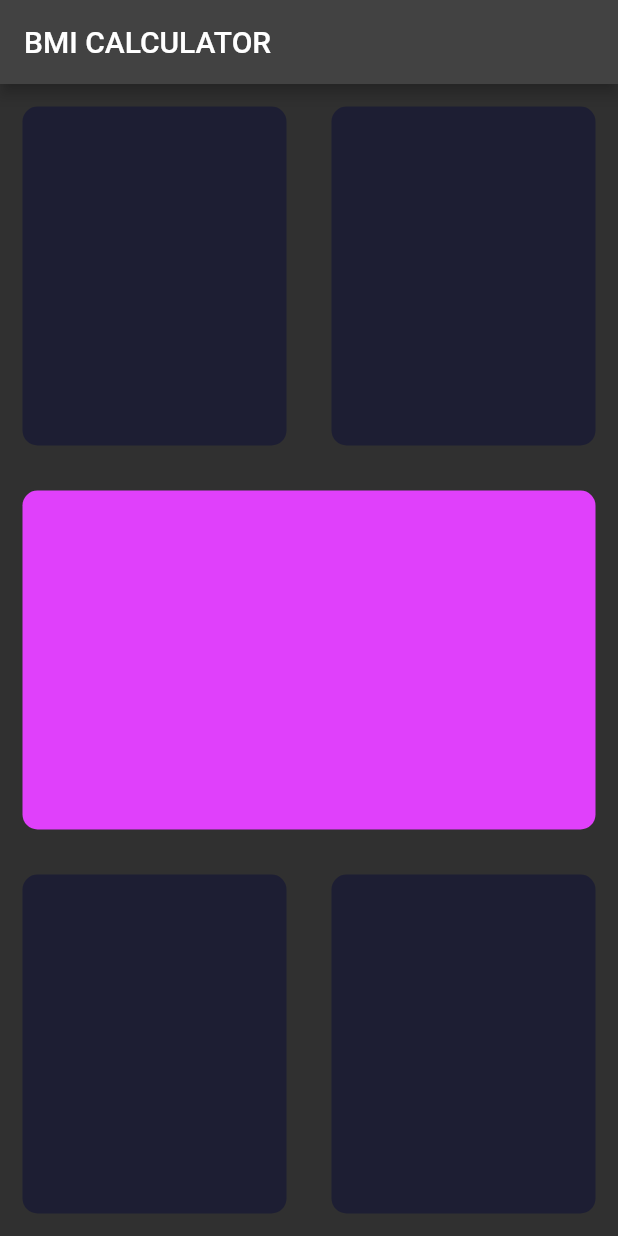
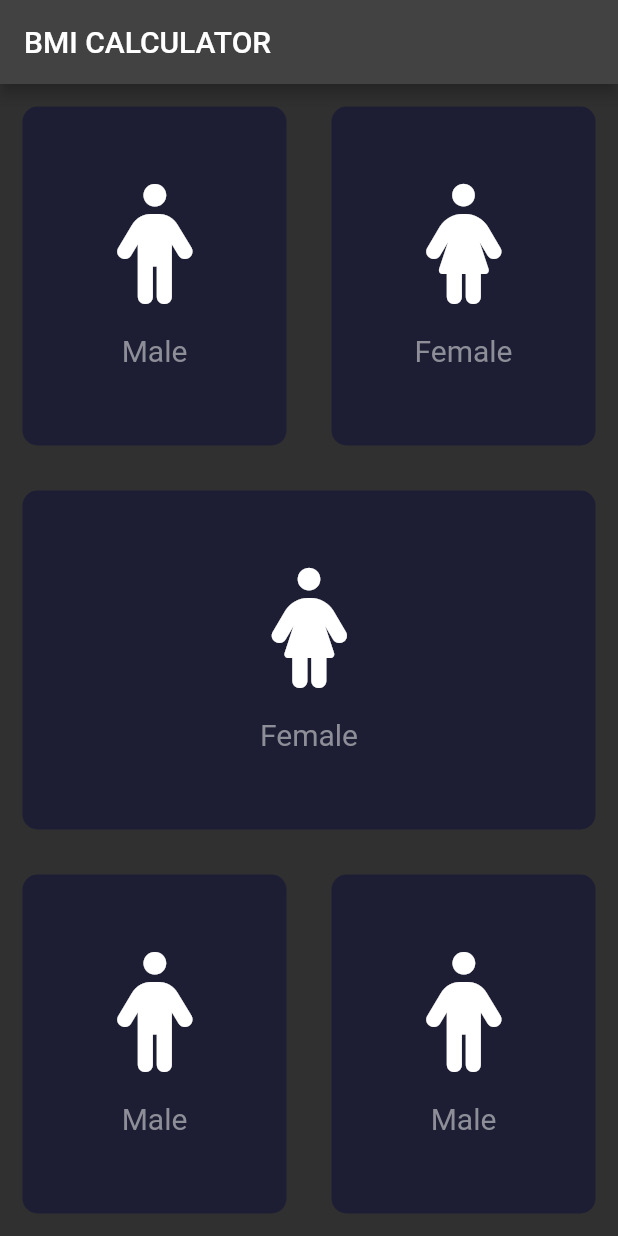
Before and after one commit to AsadBashir198/fa19-bcs-035, a Flutter app: the screen it shows after launch, on a phone screen of 412 x 824 dp. Run offline on Flutter 3.47's test engine with Material 2 defaults, Android fonts, the light colour scheme and no system bars; our stand-ins replace font_awesome_flutter.

Commit message:
Use of refactored code
used refactor to short the code in container.

```diff
--- a/BMI/lib/input_page.dart
+++ b/BMI/lib/input_page.dart
@@ -1,4 +1,5 @@
-
+import 'package:flutter/cupertino.dart';
+import 'package:font_awesome_flutter/font_awesome_flutter.dart';
 import 'package:flutter/material.dart';
 
 class inputpage extends StatefulWidget {
@@ -21,9 +22,18 @@ class _inputpageState extends State<inputpage> {
             children: [
               Expanded(child:RepeatContainerCode(
                 colors:Color(0xFF1D1E33),
+                cardwidget: repeatTextandIcon(
+                  iconData: FontAwesomeIcons.male,
+                  label: 'Male',
+                ),
+
               ),),
               Expanded(child:RepeatContainerCode(
                 colors:Color(0xFF1D1E33),
+                cardwidget: repeatTextandIcon(
+                  iconData: FontAwesomeIcons.female,
+                  label: 'Female',
+                ),
               ),),
             ],
 
@@ -32,7 +42,11 @@ class _inputpageState extends State<inputpage> {
           Expanded(child:Row(
             children: [
               Expanded(child:RepeatContainerCode(
-                colors:Colors.purpleAccent,
+               colors:Color(0xFF1D1E33),
+                cardwidget: repeatTextandIcon(
+                  iconData: FontAwesomeIcons.female,
+                  label: 'Female',
+                ),
               ),),
             ],
           ),),
@@ -40,9 +54,17 @@ class _inputpageState extends State<inputpage> {
           Expanded(child:Row(children: [
             Expanded(child:RepeatContainerCode(
               colors:Color(0xFF1D1E33),
+              cardwidget: repeatTextandIcon(
+                iconData: FontAwesomeIcons.male,
+                label: 'Male',
+              ),
             ),),
             Expanded(child:RepeatContainerCode(
               colors:Color(0xFF1D1E33),
+              cardwidget: repeatTextandIcon(
+                iconData: FontAwesomeIcons.male,
+                label: 'Male',
+              ),
             ),),
           ],
 
@@ -54,14 +76,47 @@ class _inputpageState extends State<inputpage> {
   }
 }
 
+class repeatTextandIcon extends StatelessWidget {
+  repeatTextandIcon({required this.iconData,required this.label});
+ final  IconData iconData;
+ final String label;
+
+  @override
+  Widget build(BuildContext context) {
+    return Column(
+      mainAxisAlignment: MainAxisAlignment.center,
+      children: [
+        Icon(
+          iconData ,
+          size: 80.0,
+
+        ),
+         SizedBox(
+           height: 20.0,
+           width: 21.0,
+         ),
+        Text(
+          label,
+          style: TextStyle(
+            fontSize: 20.0,
+            color: Color(0xFF8D8E98),
+          ),
+        )
+      ],
+    );
+  }
+}
+
 class RepeatContainerCode extends StatelessWidget {
-  RepeatContainerCode({required this.colors});
-  Color colors;
+  RepeatContainerCode({required this.colors,required this.cardwidget});
+  final Color colors;
+  final  Widget cardwidget;
 
   @override
   Widget build(BuildContext context) {
     return Container(
       margin: EdgeInsets.all(15.0),
+      child: cardwidget,
       decoration: BoxDecoration(
         color:colors,
         borderRadius: BorderRadius.circular(10.0)
--- a/BMI/pubspec.yaml
+++ b/BMI/pubspec.yaml
@@ -34,6 +34,7 @@ dependencies:
   # The following adds the Cupertino Icons font to your application.
   # Use with the CupertinoIcons class for iOS style icons.
   cupertino_icons: ^1.0.2
+  font_awesome_flutter: ^10.1.0
 
 dev_dependencies:
   flutter_test:
```
Also changed, not shown: BMI/pubspec.lock.
